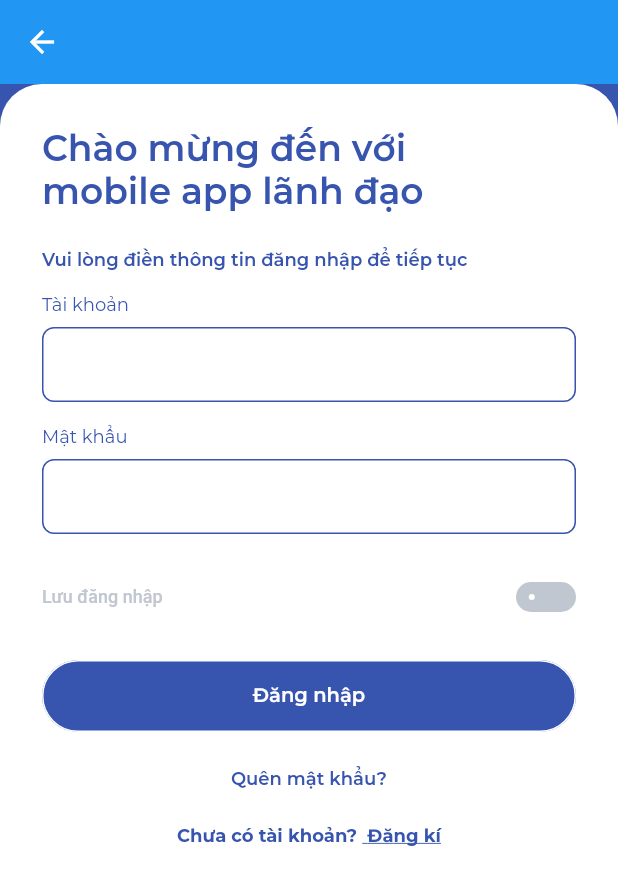
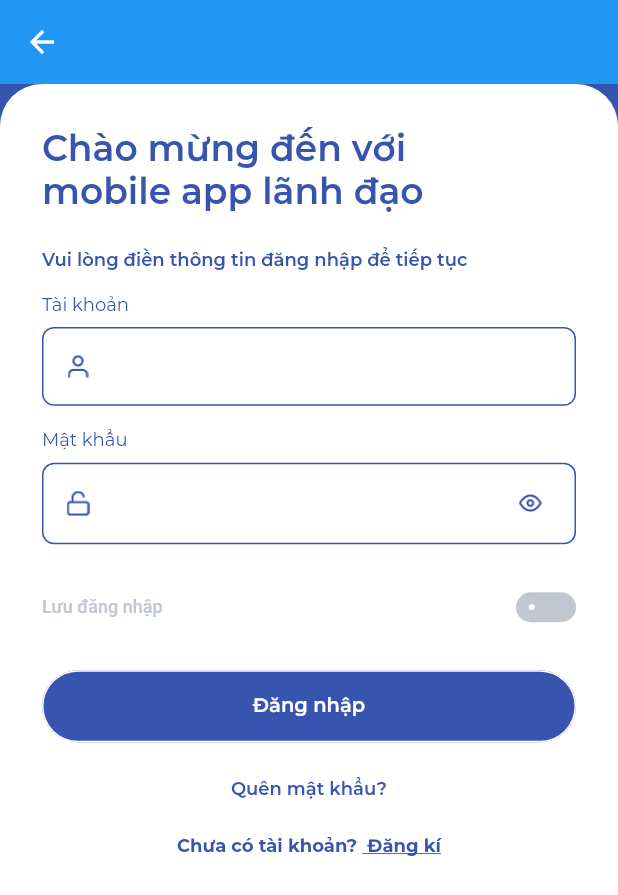
Before and after one commit to cesc1802/leader-app, a Flutter app: the AuthScreen screen opened by its route, on a phone screen of 412 x 824 dp. Shown: the top 895 px of the screen. Run offline on Flutter 3.47's test engine with Material 2 defaults, Android fonts, the phone set to English and light mode, and no system bars; drawn by our look-alikes of flutter_switch; our stand-ins replace google_fonts, smooth_page_indicator.

Commit message:
Update UI login_page

```diff
--- a/lib/features/auth/pages/login_page.dart
+++ b/lib/features/auth/pages/login_page.dart
@@ -6,6 +6,7 @@ import 'package:leader_app/resources/dimens.dart';
 import 'package:leader_app/resources/strings.dart';
 import 'package:leader_app/themes/app_colors.dart';
 import 'package:leader_app/utils/color_utils.dart';
+import 'package:leader_app/utils/ui_data.dart';
 import 'package:leader_app/widgets/button_text.dart';
 import 'package:leader_app/widgets/common/custom_textfield.dart';
 
@@ -56,15 +57,18 @@ class AuthScreen extends StatelessWidget {
               ),
               Gaps.vGap16,
               CustomTextField(
-                  labelText: "Tài khoản",
+                  labelText: Strings.login_account_label,
                   obscureText: false,
+                  prefixIcon: Image.asset(UIData.userIcon),
                   onChanged: (value) {
                     // print(value);
                   }),
               Gaps.vGap16,
               CustomTextField(
-                labelText: "Mật khẩu",
+                labelText: Strings.login_password_label,
                 obscureText: true,
+                prefixIcon: Image.asset(UIData.lockIcon),
+                suffixIcon: Image.asset(UIData.showIcon),
                 onChanged: (value) {
                   // print(value);
                 },
@@ -74,12 +78,11 @@ class AuthScreen extends StatelessWidget {
                 mainAxisAlignment: MainAxisAlignment.spaceBetween,
                 children: [
                   Text(
-                    "Lưu đăng nhập",
-                    style: Theme.of(context).textTheme.bodyText1!.copyWith(
-                          color: ColorUtils.convertFromHexColor(
-                              hexColor: "#C1C7D0"),
-                          fontSize: 12,
-                        ),
+                    Strings.login_save_account,
+                    style: Theme.of(context)
+                        .textTheme
+                        .bodyText1!
+                        .copyWith(color: AppColors.disableColor, fontSize: 12),
                   ),
                   FlutterSwitch(
                       inactiveColor:
@@ -89,9 +92,7 @@ class AuthScreen extends StatelessWidget {
                       value: false,
                       width: 40.0,
                       height: 20.0,
-                      // valueFontSize: 50.0,
                       toggleSize: 5.0,
-                      // borderRadius: 150.0,
                       padding: 8.0,
                       onToggle: (val) {})
                 ],
--- a/lib/resources/strings.dart
+++ b/lib/resources/strings.dart
@@ -10,4 +10,7 @@ class Strings {
   static const login_forgot_password = "Quên mật khẩu?";
   static const login_no_account = "Chưa có tài khoản? ";
   static const login_register = " Đăng kí";
+  static const login_account_label = "Tài khoản";
+  static const login_password_label = "Mật khẩu";
+  static const login_save_account = "Lưu đăng nhập";
 }
--- a/lib/themes/app_colors.dart
+++ b/lib/themes/app_colors.dart
@@ -12,4 +12,7 @@ class AppColors {
 
   static Color textFieldColor =
       ColorUtils.convertFromHexColor(hexColor: "#333333");
+
+  static Color disableColor =
+      ColorUtils.convertFromHexColor(hexColor: "#C1C7D0");
 }
--- a/lib/themes/app_themes.dart
+++ b/lib/themes/app_themes.dart
@@ -41,6 +41,18 @@ class AppThemes {
         ),
       ),
     ),
+    inputDecorationTheme: InputDecorationTheme(
+      contentPadding: const EdgeInsets.all(Dimens.gap_dp16),
+      isDense: true,
+      focusedBorder: OutlineInputBorder(
+        borderRadius: BorderRadius.circular(Dimens.gap_dp8),
+        borderSide: BorderSide(color: AppColors.primaryColor),
+      ),
+      enabledBorder: OutlineInputBorder(
+        borderRadius: BorderRadius.circular(Dimens.gap_dp8),
+        borderSide: BorderSide(color: AppColors.primaryColor),
+      ),
+    ),
     bottomNavigationBarTheme: BottomNavigationBarThemeData(
       backgroundColor: Colors.white,
       selectedItemColor: AppColors.primaryColor.withOpacity(0.6),
--- a/lib/utils/ui_data.dart
+++ b/lib/utils/ui_data.dart
@@ -4,4 +4,7 @@ class UIData {
   static const String logo_1 = "$imageDir/Logo_1.png";
   static const String logo_2 = "$imageDir/Logo_2.png";
   static const String logo_3 = "$imageDir/Logo_3.png";
+  static const String lockIcon = "$imageDir/lock-icon.png";
+  static const String userIcon = "$imageDir/user-icon.png";
+  static const String showIcon = "$imageDir/show-icon.png";
 }
--- a/lib/widgets/common/custom_textfield.dart
+++ b/lib/widgets/common/custom_textfield.dart
@@ -1,9 +1,7 @@
 import 'package:flutter/material.dart';
 import 'package:flutter/services.dart';
-import 'package:font_awesome_flutter/font_awesome_flutter.dart';
 import 'package:leader_app/resources/dimens.dart';
 import 'package:leader_app/themes/app_colors.dart';
-import 'package:leader_app/utils/color_utils.dart';
 
 enum CustomTextFieldState { done, error }
 
@@ -14,22 +12,26 @@ class CustomTextField extends StatefulWidget {
     this.autoCorrect,
     this.obscureText,
     this.state,
-    required this.onChanged,
+    this.onChanged,
     this.keyboardType,
     this.errorMessage,
     this.controller,
     this.inputFmt,
+    this.suffixIcon,
+    this.prefixIcon,
   }) : super(key: key);
 
   final String? labelText;
   final bool? obscureText;
   final bool? autoCorrect;
   final CustomTextFieldState? state;
-  final ValueChanged<String> onChanged;
+  final ValueChanged<String>? onChanged;
   final TextInputType? keyboardType;
   final String? errorMessage;
   final TextEditingController? controller;
   final List<TextInputFormatter>? inputFmt;
+  final Widget? suffixIcon;
+  final Widget? prefixIcon;
 
   @override
   _CustomTextFieldState createState() => _CustomTextFieldState();
@@ -38,29 +40,6 @@ class CustomTextField extends StatefulWidget {
 class _CustomTextFieldState extends State<CustomTextField> {
   @override
   Widget build(BuildContext context) {
-    final normalBorder = Border.all(color: AppColors.primaryColor, width: 1);
-    final doneBorder = Border.all(color: AppColors.primaryColor, width: 1);
-    final errorBorder = Border.all(color: AppColors.primaryColor, width: 1);
-
-    var border = normalBorder;
-    Widget suffixIcon;
-    if (widget.state == CustomTextFieldState.done) {
-      border = doneBorder;
-      suffixIcon = Icon(
-        FontAwesomeIcons.check,
-        color: AppColors.primaryColor,
-        size: 16,
-      );
-    } else if ((widget.state != null &&
-        widget.state == CustomTextFieldState.error)) {
-      border = errorBorder;
-      suffixIcon = Icon(
-        Icons.clear,
-        color: AppColors.primaryColor,
-        size: 16,
-      );
-    }
-
     return Column(
       crossAxisAlignment: CrossAxisAlignment.start,
       children: [
@@ -72,35 +51,20 @@ class _CustomTextFieldState extends State<CustomTextField> {
                 .headline3!
                 .copyWith(color: AppColors.primaryColor),
           ),
-        Gaps.vGap8,
-        Container(
-          decoration: BoxDecoration(
-            border: border,
-            borderRadius: BorderRadius.circular(Dimens.gap_dp8),
-          ),
-          child: TextFormField(
+        if (widget.labelText != null) Gaps.vGap8,
+        TextFormField(
           onChanged: widget.onChanged,
-            style: TextStyle(
-              color: AppColors.textFieldColor,
-            ),
+          style: Theme.of(context)
+              .textTheme
+              .headline3!
+              .copyWith(color: AppColors.textFieldColor),
           obscureText: widget.obscureText ?? false,
           cursorColor: AppColors.primaryColor,
           keyboardType: widget.keyboardType,
           autocorrect: widget.autoCorrect ?? false,
           decoration: InputDecoration(
-              contentPadding: const EdgeInsets.only(
-                top: Dimens.gap_dp28,
-                left: Dimens.gap_dp16,
-                right: Dimens.gap_dp16,
-                bottom: -Dimens.gap_dp4,
-              ),
-              enabledBorder: OutlineInputBorder(
-                borderSide: BorderSide.none,
-              ),
-              focusedBorder: OutlineInputBorder(
-                borderSide: BorderSide.none,
-              ),
-            ),
+            suffixIcon: widget.suffixIcon,
+            prefixIcon: widget.prefixIcon,
           ),
         ),
       ],
```
Also changed, not shown: assets/images/1.5x/lock-icon.png (added), assets/images/1.5x/show-icon.png (added), assets/images/1.5x/user-icon.png (added), assets/images/2x/lock-icon.png (added), assets/images/2x/show-icon.png (added), assets/images/2x/user-icon.png (added), assets/images/3x/lock-icon.png (added), assets/images/3x/show-icon.png (added), assets/images/3x/user-icon.png (added), assets/images/lock-icon.png (added), assets/images/show-icon.png (added), assets/images/user-icon.png (added). Lines whose indentation alone changed are shown as unchanged.
